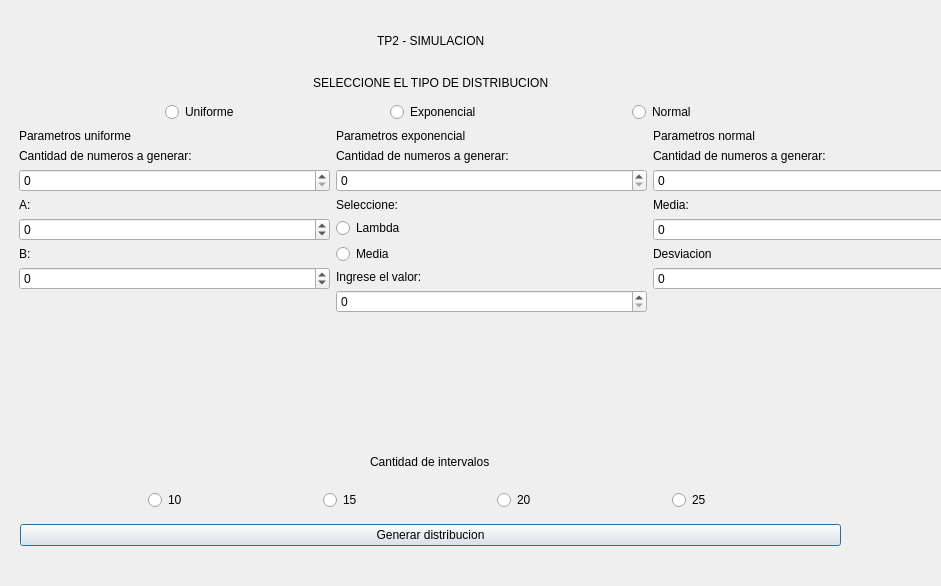
This is interfaz/selector_parametros.ui in CornejoFrancisco/Simulacion as Qt 5 draws it before an edit. The edited form follows.
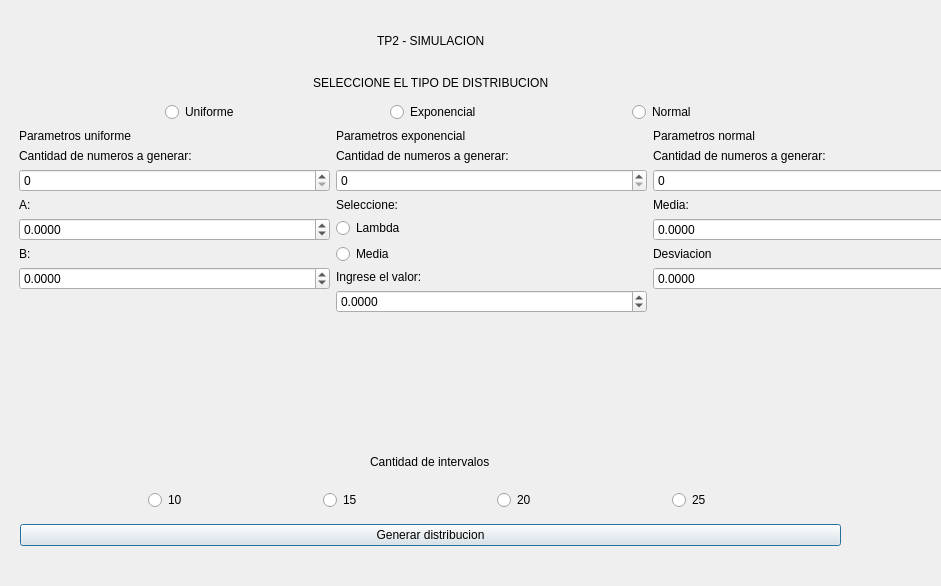
This is the edited form.

Patch:
```diff
--- a/interfaz/selector_parametros.ui
+++ b/interfaz/selector_parametros.ui
@@ -58,13 +58,6 @@
         </property>
        </widget>
       </item>
-      <item row="7" column="0">
-       <widget class="QSpinBox" name="spn_box_media_lambda_expo">
-        <property name="maximum">
-         <number>999999999</number>
-        </property>
-       </widget>
-      </item>
       <item row="4" column="0">
        <widget class="QRadioButton" name="rd_btn_lambda_expo">
         <property name="text">
@@ -113,17 +106,23 @@
         </property>
        </spacer>
       </item>
+      <item row="7" column="0">
+       <widget class="QDoubleSpinBox" name="spn_box_media_lambda_expo">
+        <property name="decimals">
+         <number>4</number>
+        </property>
+        <property name="minimum">
+         <double>-10000000000000000146306952306748730309700429878646550592786107871697963642511482159104.000000000000000</double>
+        </property>
+        <property name="maximum">
+         <double>1000000000000000023745432358651105357408657927828682187473464988670237429542020572568177628216083294129345969133840116075793413169890081573437440.000000000000000</double>
+        </property>
+       </widget>
+      </item>
      </layout>
     </item>
     <item row="0" column="0">
      <layout class="QGridLayout" name="grid_params_uniforme">
-      <item row="4" column="0">
-       <widget class="QSpinBox" name="spn_box_cant_nros_unif">
-        <property name="maximum">
-         <number>1000000</number>
-        </property>
-       </widget>
-      </item>
       <item row="12" column="0">
        <spacer name="verticalSpacer">
         <property name="orientation">
@@ -144,16 +143,6 @@
         </property>
        </widget>
       </item>
-      <item row="6" column="0">
-       <widget class="QSpinBox" name="spn_box_a_unif">
-        <property name="minimum">
-         <number>-999999999</number>
-        </property>
-        <property name="maximum">
-         <number>999999999</number>
-        </property>
-       </widget>
-      </item>
       <item row="0" column="0">
        <widget class="QLabel" name="lbl_parma_unif">
         <property name="text">
@@ -168,19 +157,6 @@
         </property>
        </widget>
       </item>
-      <item row="11" column="0">
-       <widget class="QSpinBox" name="spn_box_b_unif">
-        <property name="minimum">
-         <number>-999999999</number>
-        </property>
-        <property name="maximum">
-         <number>999999999</number>
-        </property>
-        <property name="stepType">
-         <enum>QAbstractSpinBox::DefaultStepType</enum>
-        </property>
-       </widget>
-      </item>
       <item row="5" column="0">
        <widget class="QLabel" name="lbl_a_unif">
         <property name="text">
@@ -188,20 +164,49 @@
         </property>
        </widget>
       </item>
+      <item row="4" column="0">
+       <widget class="QSpinBox" name="spn_box_cant_nros_unif">
+        <property name="maximum">
+         <number>1000000</number>
+        </property>
+       </widget>
+      </item>
+      <item row="6" column="0">
+       <widget class="QDoubleSpinBox" name="spn_box_a_unif">
+        <property name="decimals">
+         <number>4</number>
+        </property>
+        <property name="minimum">
+         <double>-10000000000000000910359990503684350104604539951754865571545457374840902895351334152154180097541612190564352.000000000000000</double>
+        </property>
+        <property name="maximum">
+         <double>9999999999999999301199346926304397284673331501389768492615896861647229832830913903761963586894254467577228034048.000000000000000</double>
+        </property>
+        <property name="value">
+         <double>0.000000000000000</double>
+        </property>
+       </widget>
+      </item>
+      <item row="11" column="0">
+       <widget class="QDoubleSpinBox" name="spn_box_b_unif">
+        <property name="keyboardTracking">
+         <bool>true</bool>
+        </property>
+        <property name="decimals">
+         <number>4</number>
+        </property>
+        <property name="minimum">
+         <double>-10000000000000000303786028427003666890752.000000000000000</double>
+        </property>
+        <property name="maximum">
+         <double>999999999999999949387135297074018866963645011013410073083904.000000000000000</double>
+        </property>
+       </widget>
+      </item>
      </layout>
     </item>
     <item row="0" column="2">
      <layout class="QGridLayout" name="grid_params_normal">
-      <item row="6" column="0">
-       <widget class="QSpinBox" name="spn_box_desv_norm">
-        <property name="minimum">
-         <number>-999999999</number>
-        </property>
-        <property name="maximum">
-         <number>999999999</number>
-        </property>
-       </widget>
-      </item>
       <item row="2" column="0">
        <widget class="QSpinBox" name="spn_box_cant_nros_norm">
         <property name="maximum">
@@ -230,16 +235,6 @@
         </property>
        </widget>
       </item>
-      <item row="4" column="0">
-       <widget class="QSpinBox" name="spn_box_media_norm">
-        <property name="minimum">
-         <number>-999999999</number>
-        </property>
-        <property name="maximum">
-         <number>999999999</number>
-        </property>
-       </widget>
-      </item>
       <item row="0" column="0">
        <widget class="QLabel" name="lbl_params_norm">
         <property name="text">
@@ -260,6 +255,23 @@
         </property>
        </spacer>
       </item>
+      <item row="4" column="0">
+       <widget class="QDoubleSpinBox" name="spn_box_media_norm">
+        <property name="decimals">
+         <number>4</number>
+        </property>
+        <property name="maximum">
+         <double>10000000000000000470601344959054695891559601407866630764278709534898249531392.000000000000000</double>
+        </property>
+       </widget>
+      </item>
+      <item row="6" column="0">
+       <widget class="QDoubleSpinBox" name="spn_box_desv_norm">
+        <property name="decimals">
+         <number>4</number>
+        </property>
+       </widget>
+      </item>
      </layout>
     </item>
    </layout>
```
